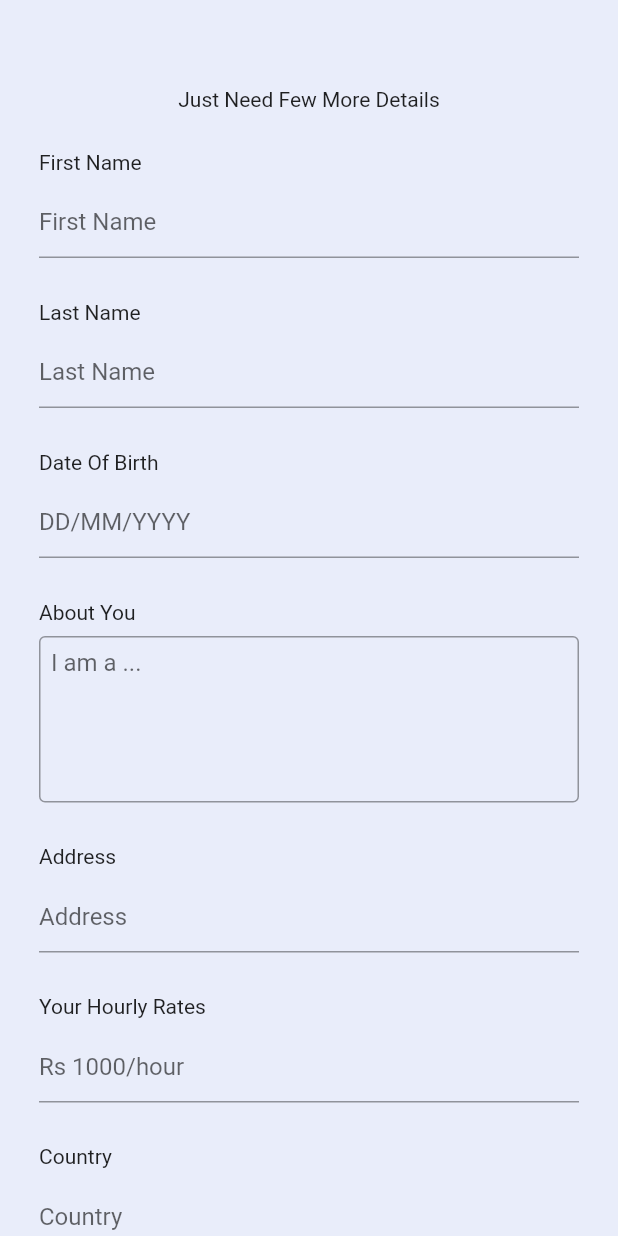
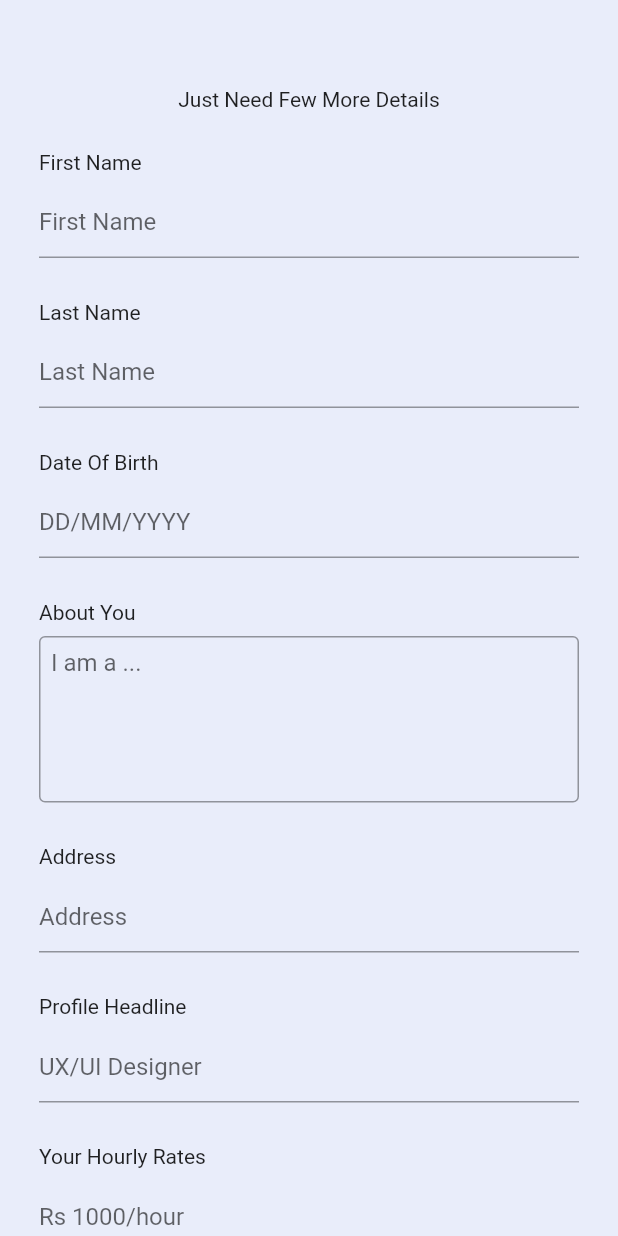
Before and after one commit to author-sanjay/perhour_flutter, a Flutter app: the RegisterDetails screen opened directly, on a phone screen of 412 x 824 dp. Run offline on Flutter 3.47's test engine with Material 2 defaults, Android fonts, the phone set to English and light mode, and no system bars; our stand-ins replace flutter_rating_bar, shared_preferences; accounts and stored records are empty; network calls fail.

Commit message:
only somethings left

```diff
--- a/lib/Screens/Login/Components/BottomInputs.dart
+++ b/lib/Screens/Login/Components/BottomInputs.dart
@@ -151,6 +151,8 @@ if(res.body.isNotEmpty) {
   user.about = result["about"];
   user.rate=result["rates"];
   user.stars=result["star"];
+  user.bidsleft=result["bidsleft"];
+  user.membershipexpiry=result["membershipexpiry"].toString();
   Navigator.pushReplacement(
     context,
     MaterialPageRoute(
--- a/lib/Screens/Login/Components/RegisterDetails.dart
+++ b/lib/Screens/Login/Components/RegisterDetails.dart
@@ -21,6 +21,7 @@ class RegisterDetails extends StatefulWidget {
 }
 
 class _RegisterDetailsState extends State<RegisterDetails> {
+  static String tagline="";
   static String firstname = "";
   static String lastname = "";
   static String dob = "";
@@ -150,6 +151,23 @@ class _RegisterDetailsState extends State<RegisterDetails> {
                             },
                             decoration:
                                 const InputDecoration(hintText: "Address"),
+                          ),
+                        ),
+                        const Padding(
+                          padding: EdgeInsets.all(8.0),
+                          child: Text("Profile Headline"),
+                        ),
+                        Padding(
+                          padding: const EdgeInsets.only(
+                              left: 8.0, right: 8, bottom: 20),
+                          child: TextFormField(
+                            onChanged: (value) {
+                              setState(() {
+                                _RegisterDetailsState.tagline = value;
+                              });
+                            },
+                            decoration:
+                            const InputDecoration(hintText: "UX/UI Designer"),
                           ),
                         ),
                         const Padding(
@@ -293,6 +311,7 @@ class _RegisterDetailsState extends State<RegisterDetails> {
       "username": _RegisterDetailsState.username,
       "password": widget.password,
       "rates":_RegisterDetailsState.rate,
+      "headline":_RegisterDetailsState.tagline,
       "about":_RegisterDetailsState.about
     });
     var res = await http.post(Uri.parse('${api}users/add'),
--- a/lib/SplashScreen.dart
+++ b/lib/SplashScreen.dart
@@ -53,6 +53,8 @@ class _SplashScreenState extends State<SplashScreen> {
           user.lastname = result["lastname"].toString();
           user.username = result["username"].toString();
           user.membershipid = result["membershipid"];
+          user.bidsleft=result["bidsleft"];
+          user.membershipexpiry=result["membershipexpiry"].toString();
           user.about=result["about"].toString();
           user.rate=result["rates"];
           user.stars=result["star"];
--- a/lib/User.dart
+++ b/lib/User.dart
@@ -20,6 +20,8 @@ class Users extends ChangeNotifier {
   double stars = 0;
   int membershipid = 0;
   String about="";
+  String membershipexpiry="";
+
 
   void signin(
       String id,
```
Also changed, not shown: lib/Modals/Membership/Membershipapi.dart (+11 -0 lines), lib/Screens/Membership/Membership.dart (+52 -23 lines).
